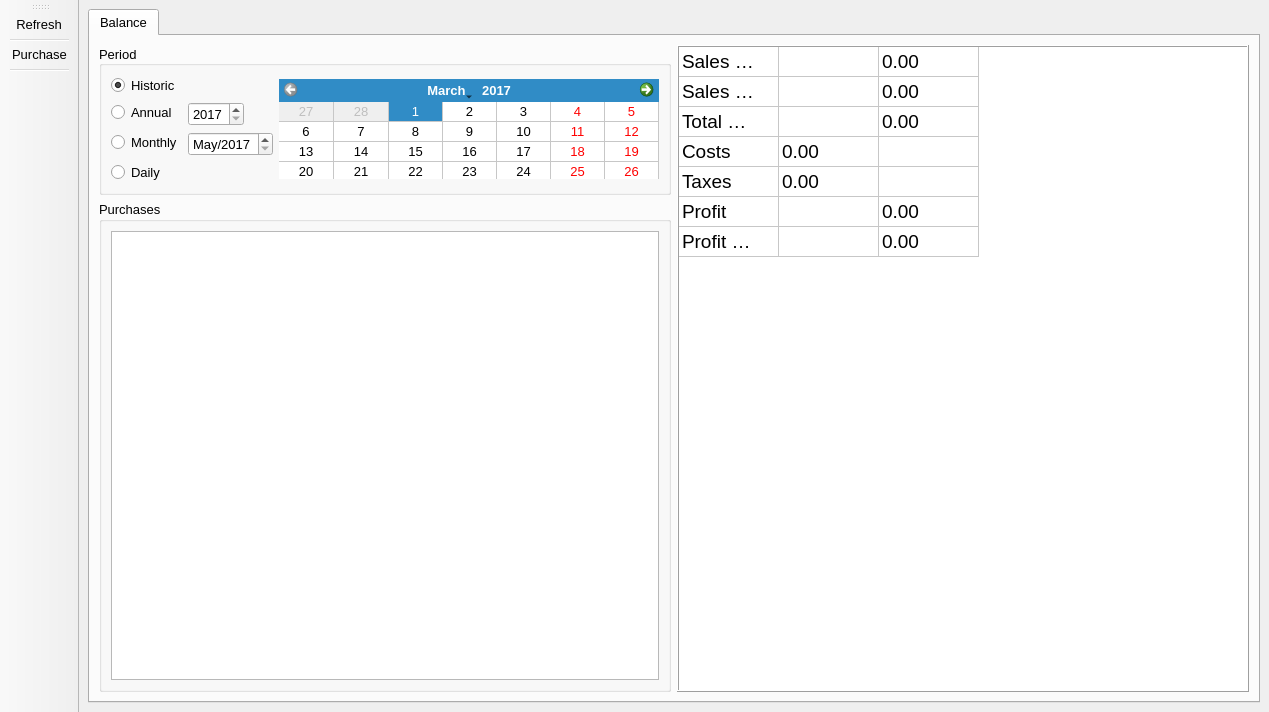
First picture: the form in gui_inventory.ui, repository Redent0r/Libra, before the edit.
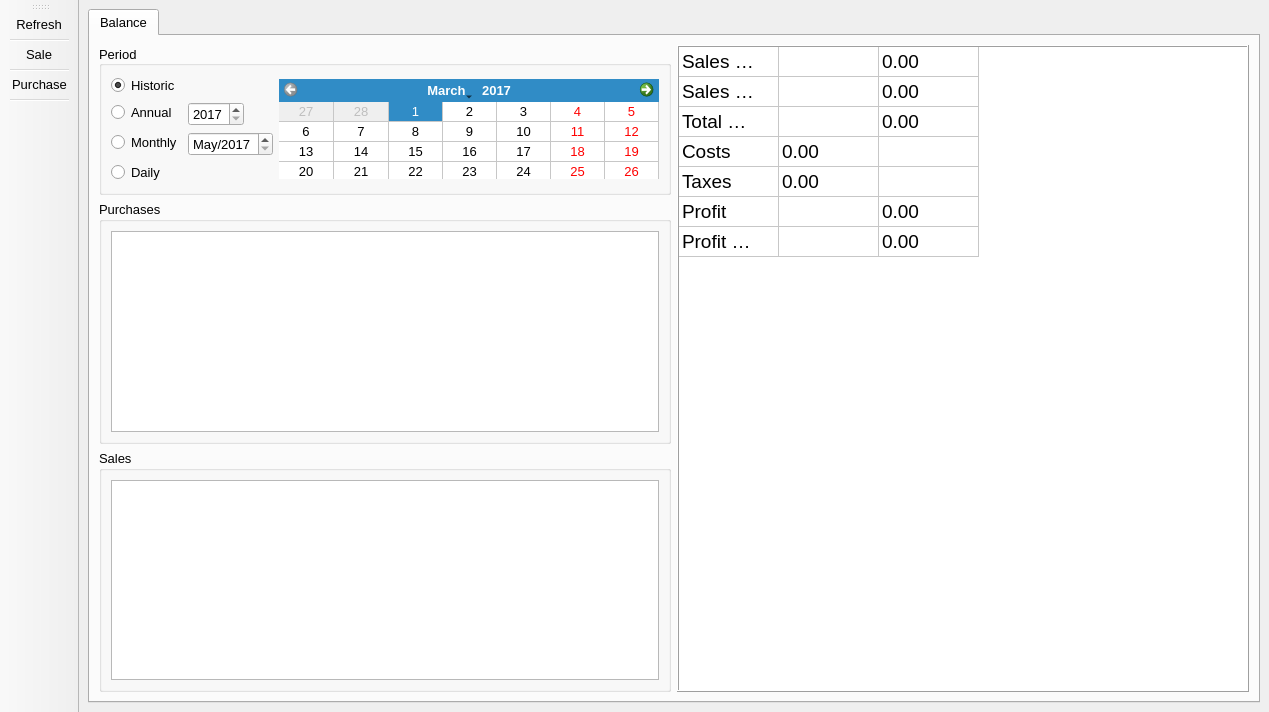
Second picture: the form after the edit. Icons and pictures are not drawn.

Commit message: Implemented several buttons and features on gui inventory and created table models and proxys for searching in sales log. Created sales class

What changed in the file:
```diff
--- a/gui_inventory.ui
+++ b/gui_inventory.ui
@@ -350,6 +350,37 @@
                   </layout>
                  </widget>
                 </item>
+                <item>
+                 <widget class="QGroupBox" name="groupBox_3">
+                  <property name="title">
+                   <string>Sales</string>
+                  </property>
+                  <layout class="QGridLayout" name="gridLayout_3">
+                   <item row="0" column="0">
+                    <widget class="QTableView" name="tblSalesBal">
+                     <property name="alternatingRowColors">
+                      <bool>true</bool>
+                     </property>
+                     <property name="selectionMode">
+                      <enum>QAbstractItemView::SingleSelection</enum>
+                     </property>
+                     <property name="selectionBehavior">
+                      <enum>QAbstractItemView::SelectRows</enum>
+                     </property>
+                     <property name="sortingEnabled">
+                      <bool>true</bool>
+                     </property>
+                     <attribute name="horizontalHeaderStretchLastSection">
+                      <bool>true</bool>
+                     </attribute>
+                     <attribute name="verticalHeaderVisible">
+                      <bool>false</bool>
+                     </attribute>
+                    </widget>
+                   </item>
+                  </layout>
+                 </widget>
+                </item>
                </layout>
               </item>
               <item>
@@ -574,6 +605,8 @@
    </attribute>
    <addaction name="actionRefresh"/>
    <addaction name="separator"/>
+   <addaction name="actionSale"/>
+   <addaction name="separator"/>
    <addaction name="actionPurchase"/>
    <addaction name="separator"/>
   </widget>
@@ -586,6 +619,15 @@
     <string>Purchase</string>
    </property>
   </action>
+  <action name="actionSale">
+   <property name="icon">
+    <iconset resource="res.qrc">
+     <normaloff>:/icons/resources/product_basket-512.png</normaloff>:/icons/resources/product_basket-512.png</iconset>
+   </property>
+   <property name="text">
+    <string>Sale</string>
+   </property>
+  </action>
   <action name="actionRefresh">
    <property name="icon">
     <iconset resource="res.qrc">
```
The commit also changes 2 other files.
